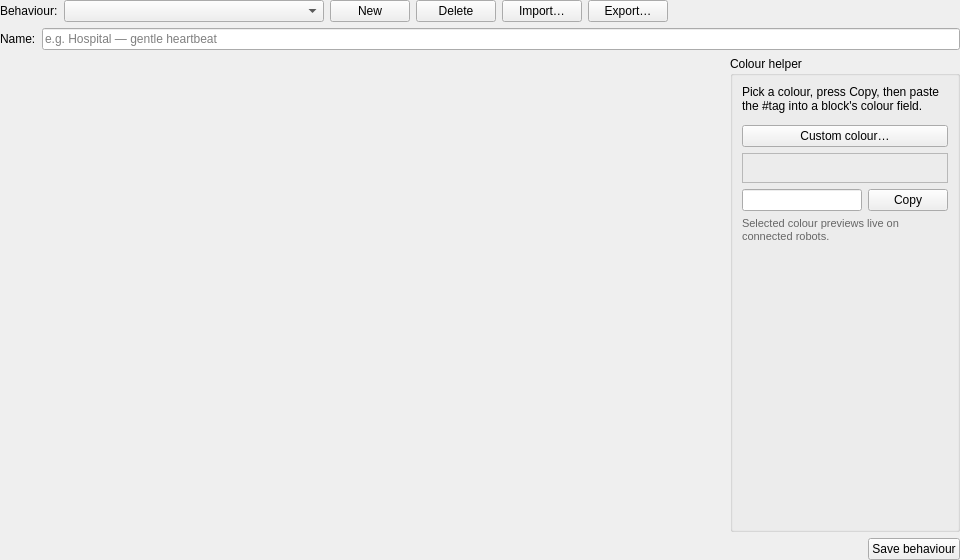
This is src/gui/ui/behavior_editor_panel.ui in techandpeople/SoftEdIBO as Qt 5 draws it before an edit. The edited form follows.
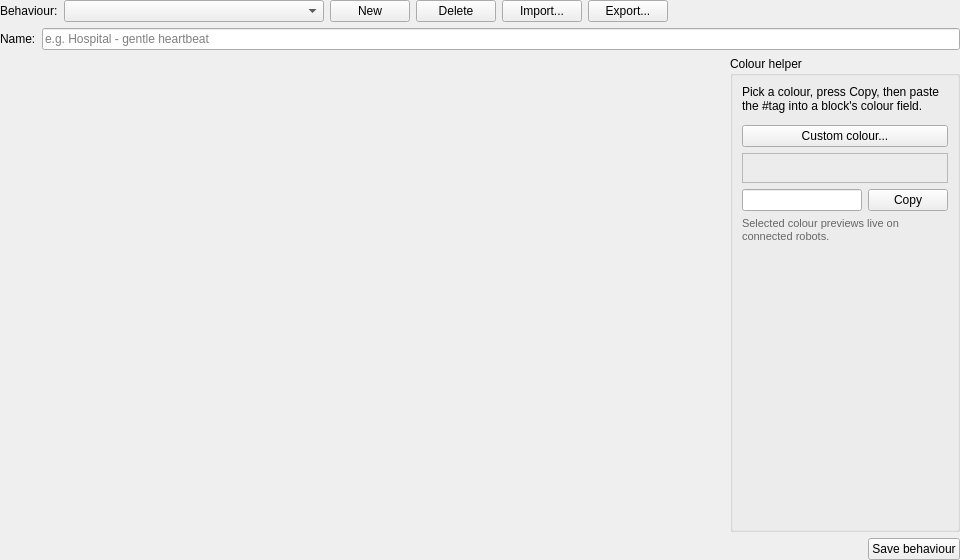
This is the edited form.

The edit to the form file:
```diff
--- a/src/gui/ui/behavior_editor_panel.ui
+++ b/src/gui/ui/behavior_editor_panel.ui
@@ -39,13 +39,13 @@
      </item>
      <item>
       <widget class="QPushButton" name="importButton">
-       <property name="text"><string>Import…</string></property>
+       <property name="text"><string>Import...</string></property>
        <property name="whatsThis"><string>Load a behaviour from a portable .json file as a new, unsaved behaviour for review.</string></property>
       </widget>
      </item>
      <item>
       <widget class="QPushButton" name="exportButton">
-       <property name="text"><string>Export…</string></property>
+       <property name="text"><string>Export...</string></property>
        <property name="whatsThis"><string>Save the current behaviour to a portable .json file you can share or back up.</string></property>
       </widget>
      </item>
@@ -67,7 +67,7 @@
      <item>
       <widget class="QLineEdit" name="nameEdit">
        <property name="whatsThis"><string>A human-readable name for this behaviour. It appears in the activity list once saved.</string></property>
-       <property name="placeholderText"><string>e.g. Hospital — gentle heartbeat</string></property>
+       <property name="placeholderText"><string>e.g. Hospital - gentle heartbeat</string></property>
       </widget>
      </item>
     </layout>
@@ -117,7 +117,7 @@
         </item>
         <item>
          <widget class="QPushButton" name="pickColourButton">
-          <property name="text"><string>Custom colour…</string></property>
+          <property name="text"><string>Custom colour...</string></property>
           <property name="whatsThis"><string>Open the full colour picker to choose any colour.</string></property>
          </widget>
         </item>
```
Left out of the diff: 4 changed lines with no effect on the pictures.
